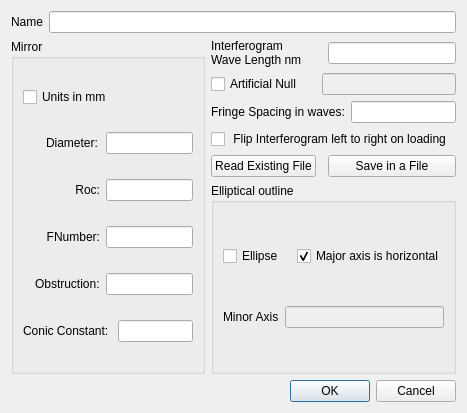
Before: the Qt Designer form mirrordlg.ui in githubdoe/DFTFringe, drawn with Qt 5.
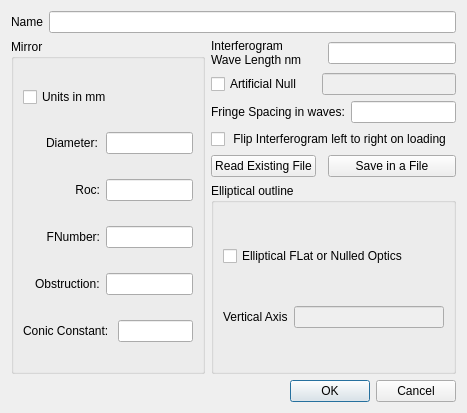
After: the same form once the commit is applied.

Commit message: Improvements to elliptical plots and language translation added to many strings that did not have them.

What changed in the file:
```diff
--- a/mirrordlg.ui
+++ b/mirrordlg.ui
@@ -192,22 +192,22 @@
       <string>Elliptical outline</string>
      </property>
      <layout class="QGridLayout" name="gridLayout_3">
-      <item row="0" column="1">
-       <widget class="QCheckBox" name="majorHorizontalCb">
-        <property name="text">
-         <string>Major axis is horizontal</string>
-        </property>
-        <property name="checked">
+      <item row="0" column="0">
+       <widget class="QCheckBox" name="ellipseShape">
+        <property name="enabled">
          <bool>true</bool>
         </property>
+        <property name="text">
+         <string>Elliptical FLat or Nulled Optics</string>
+        </property>
        </widget>
       </item>
-      <item row="1" column="0" colspan="2">
+      <item row="2" column="0" colspan="2">
        <layout class="QHBoxLayout" name="horizontalLayout_3">
         <item>
          <widget class="QLabel" name="label_9">
           <property name="text">
-           <string>Minor Axis</string>
+           <string>Vertical Axis</string>
           </property>
          </widget>
         </item>
@@ -220,16 +220,6 @@
         </item>
        </layout>
       </item>
-      <item row="0" column="0">
-       <widget class="QCheckBox" name="ellipseShape">
-        <property name="enabled">
-         <bool>true</bool>
-        </property>
-        <property name="text">
-         <string>Ellipse</string>
-        </property>
-       </widget>
-      </item>
      </layout>
     </widget>
    </item>
```
Left out of the diff: 2 changed lines with no effect on the pictures. The commit also changes 24 other files.
